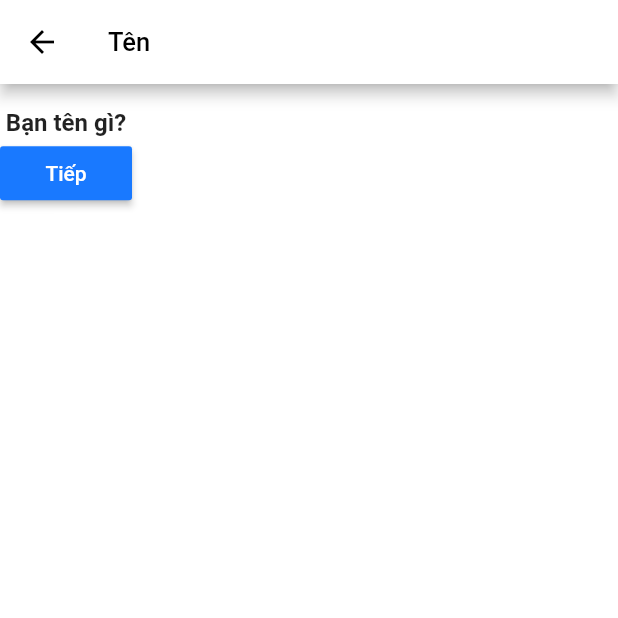
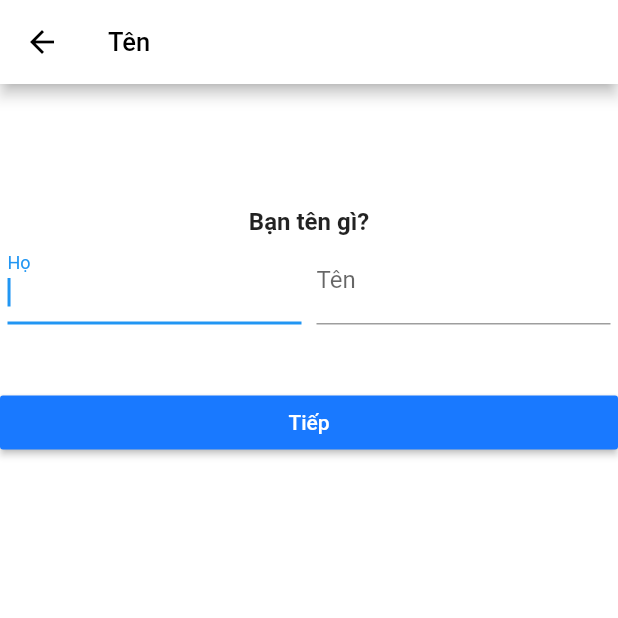
Before and after one commit to ducanh-99/20201-IT4788-fakebook, a Flutter app: the SignUpScreen screen opened directly, after a tap on "Tiếp", on a phone screen of 412 x 824 dp, the top half of it. Run offline on Flutter 3.47's test engine with Material 2 defaults, Android fonts, the phone set to English and light mode, and no system bars; our stand-ins replace flutter_svg.

Commit message:
Facebook signup (tobe continued)

```diff
--- a/facebook/lib/Screens/Signup/components/body.dart
+++ b/facebook/lib/Screens/Signup/components/body.dart
@@ -67,18 +67,31 @@ class Body extends StatelessWidget {
             //     ),
             //   ),
             // ),
-            FlatButton(
-              child: Text(
-                "Tiếp",
+            // FlatButton(
+            //   child: Text(
+            //     "Tiếp",
+            //   ),
+            //   color: kPrimaryColor,
+            //   textColor: backgroundColor,
+            //   onPressed: () {
+            //     Navigator.push(context, MaterialPageRoute(builder: (context) {
+            //       return NameSignup();
+            //     }));
+            //   },
+            // ),
+            SizedBox(height: size.height * 0.05),
+            ButtonTheme(
+              minWidth: double.infinity,
+              child: MaterialButton(
+                onPressed: () {
+                  Navigator.push(context, MaterialPageRoute(builder: (context) {
+                    return NameSignup();
+                  }));
+                },
+                child: Text('Tiếp'),
+                color: kPrimaryColor,
+                textColor: backgroundColor,
               ),
-              color: kPrimaryColor,
-              textColor: backgroundColor,
-              onPressed: () {
-                Navigator.push(context, MaterialPageRoute(builder: (context) {
-                  return NameSignup();
-                }));
-              },
-
             ),
             SizedBox(height: size.height * 0.2),
             Align(
--- a/facebook/lib/Screens/Signup/components/name_signup.dart
+++ b/facebook/lib/Screens/Signup/components/name_signup.dart
@@ -1,4 +1,5 @@
 import 'package:facebook/Screens/Signup/components/background.dart';
+import 'package:facebook/Screens/Signup/components/birthday_signup.dart';
 import 'package:facebook/models/user.dart';
 import 'package:flutter/cupertino.dart';
 import 'package:flutter/material.dart';
@@ -11,10 +12,18 @@ class NameSignup extends StatelessWidget {
 
   @override
   Widget build(BuildContext context) {
-    TextEditingController firstName = new TextEditingController();
-    TextEditingController lastName = new TextEditingController();
-    firstName.text = "";
-    lastName.text = "";
+    TextEditingController first = new TextEditingController();
+    TextEditingController last = new TextEditingController();
+    // if (user.lastName != "") {
+    //   last.text = user.lastName;
+    // } else {
+    //   last.text = "";
+    // }
+    // if (user.firstName != "") {
+    //   first.text = user.firstName;
+    // } else {
+    //   first.text = "";
+    // }
     Size size = MediaQuery.of(context).size;
     return Background(
       text: Text(
@@ -25,10 +34,52 @@ class NameSignup extends StatelessWidget {
         child: Column(
           mainAxisAlignment: MainAxisAlignment.center,
           children: <Widget>[
-            SizedBox(height: size.height * 0.02),
+            SizedBox(height: size.height * 0.1),
             Text(
               "Bạn tên gì?",
               style: TextStyle(fontWeight: FontWeight.bold, fontSize: 16),
+            ),
+            Row(
+              children: [
+                Expanded(
+                  flex: 1,
+                  child: Padding(
+                    padding: EdgeInsets.only(left: 5.0, right: 5.0),
+                    child: TextFormField(
+                      autofocus: true,
+                      controller: first,
+                      decoration: InputDecoration(
+                        labelText: "Họ",
+                      ),
+                      validator: (value) {
+                        if (value.isEmpty) {
+                          return 'Vui lòng điền đầy đủ thông tin!';
+                        }
+                        return null;
+                      },
+                    ),
+                  ),
+                ),
+                Expanded(
+                  flex: 1,
+                  child: Padding(
+                    padding: EdgeInsets.only(left: 5.0, right: 5.0),
+                    child: TextFormField(
+                      autofocus: true,
+                      controller: last,
+                      decoration: InputDecoration(
+                        labelText: "Tên",
+                      ),
+                      validator: (value) {
+                        if (value.isEmpty) {
+                          return 'Vui lòng điền đầy đủ thông tin!';
+                        }
+                        return null;
+                      },
+                    ),
+                  ),
+                ),
+              ],
             ),
             // Form(
             //   child: Row(
@@ -104,18 +155,32 @@ class NameSignup extends StatelessWidget {
             //
             //   ],
             // ),
-            RaisedButton(
-              child: Text("Tiếp"),
-              color: kPrimaryColor,
-              textColor: backgroundColor,
-              onPressed: () {
-                user.firstName = firstName.text;
-                user.lastName = lastName.text;
-                // Navigator.push(
-                //   context,
-                //   MaterialPageRoute(builder: (context) => User(user: user)),
-                // );
-              },
+            // RaisedButton(
+            //   child: Text("Tiếp"),
+            //   color: kPrimaryColor,
+            //   textColor: backgroundColor,
+            //   onPressed: () {
+            //     user.firstName = firstName.text;
+            //     user.lastName = lastName.text;
+            //     // Navigator.push(
+            //     //   context,
+            //     //   MaterialPageRoute(builder: (context) => User(user: user)),
+            //     // );
+            //   },
+            // ),
+            SizedBox(height: size.height * 0.05),
+            ButtonTheme(
+              minWidth: double.infinity,
+              child: MaterialButton(
+                onPressed: () {
+                  Navigator.push(context, MaterialPageRoute(builder: (context) {
+                    return BirthdaySignup(user: user);
+                  }));
+                },
+                child: Text('Tiếp'),
+                color: kPrimaryColor,
+                textColor: backgroundColor,
+              ),
             ),
           ],
         ),
```
Also changed, not shown: facebook/lib/Screens/Signup/components/birthday_signup.dart (+163 -0 lines), facebook/lib/Screens/Signup/components/confirm.dart (added, +83 -0 lines), facebook/lib/Screens/Signup/components/phonenumber.dart (added, +54 -0 lines), facebook/lib/Screens/Signup/components/privacy.dart (added, +53 -0 lines).
